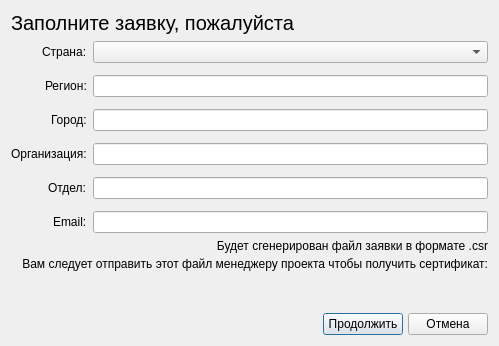
First picture: the form in sources/registration.ui, repository denzor200/BiffGui, before the edit.
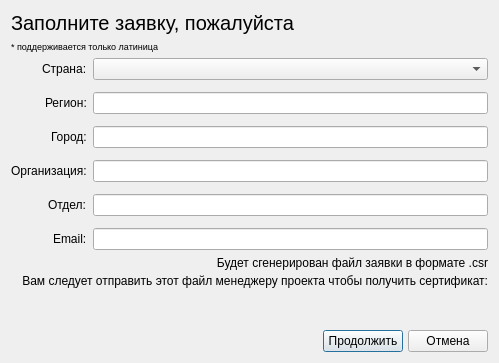
Second picture: the form after the edit.

Commit message: Registration widget: edit field validating

Diff of the .ui file:
```diff
--- a/sources/registration.ui
+++ b/sources/registration.ui
@@ -32,6 +32,21 @@
      </property>
     </widget>
    </item>
+   <item>
+    <widget class="QLabel" name="label_8">
+     <property name="font">
+      <font>
+       <pointsize>7</pointsize>
+      </font>
+     </property>
+     <property name="text">
+      <string>* поддерживается только латиница</string>
+     </property>
+     <property name="alignment">
+      <set>Qt::AlignLeading|Qt::AlignLeft|Qt::AlignVCenter</set>
+     </property>
+    </widget>
+   </item>
    <item>
     <layout class="QFormLayout" name="formLayout">
      <property name="labelAlignment">
```
The commit also changes 2 other files.
